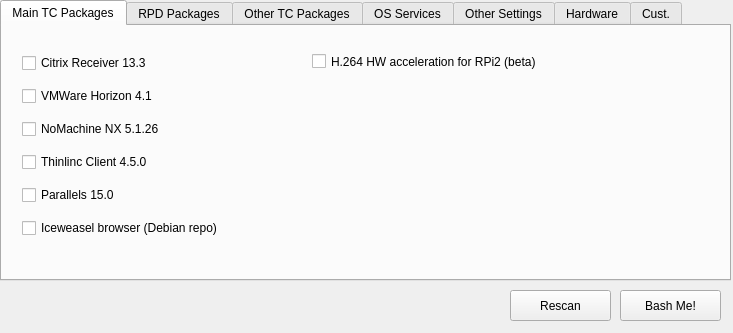
This is rpitc.ui in Gibbio/RPiTC_Builder as Qt 5 draws it before an edit. The edited form follows.
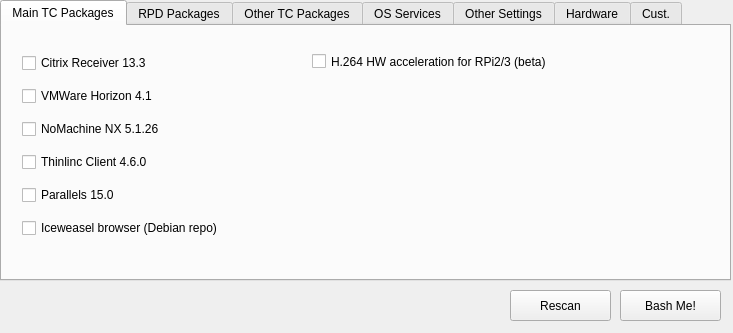
This is the edited form. Icons and pictures are not drawn.

Diff of the .ui file:
```diff
--- a/rpitc.ui
+++ b/rpitc.ui
@@ -98,7 +98,7 @@
        <item>
         <widget class="QCheckBox" name="thinlinc_checkBox">
          <property name="text">
-          <string>Thinlinc Client 4.5.0</string>
+          <string>Thinlinc Client 4.6.0</string>
          </property>
          <property name="icon">
           <iconset resource="icons.qrc">
@@ -143,7 +143,7 @@
        </rect>
       </property>
       <property name="text">
-       <string>H.264 HW acceleration for RPi2 (beta)</string>
+       <string>H.264 HW acceleration for RPi2/3 (beta)</string>
       </property>
       <property name="icon">
        <iconset resource="icons.qrc">
```
